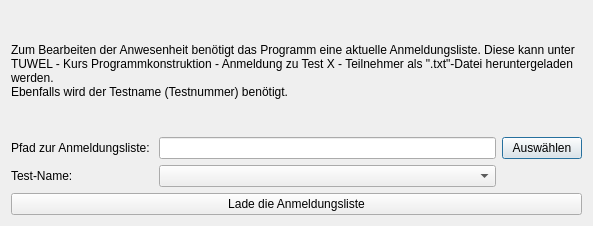
Qt form ui/load_test_dialog.ui (jakobkogler/pk-tool) before a commit.
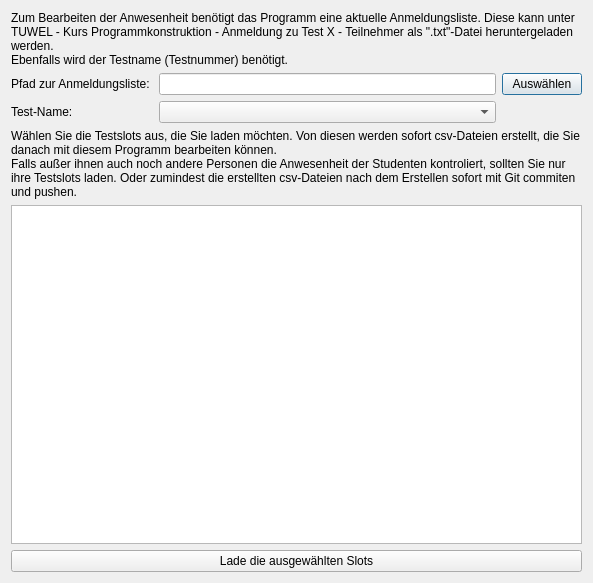
The same form after that commit.

Commit message: Parse test_file, select slots from list

The edit to the form file:
```diff
--- a/ui/load_test_dialog.ui
+++ b/ui/load_test_dialog.ui
@@ -7,13 +7,20 @@
     <x>0</x>
     <y>0</y>
     <width>593</width>
-    <height>226</height>
+    <height>583</height>
    </rect>
   </property>
   <property name="windowTitle">
    <string>Laden der Anmeldungsliste für einen Test</string>
   </property>
   <layout class="QGridLayout" name="gridLayout">
+   <item row="5" column="0" colspan="3">
+    <widget class="QListWidget" name="list_groups">
+     <property name="selectionMode">
+      <enum>QAbstractItemView::MultiSelection</enum>
+     </property>
+    </widget>
+   </item>
    <item row="3" column="1">
     <widget class="QComboBox" name="folder_combobox">
      <property name="layoutDirection">
@@ -45,6 +52,13 @@
      </property>
     </widget>
    </item>
+   <item row="6" column="0" colspan="3">
+    <widget class="QPushButton" name="button_load_test_slots">
+     <property name="text">
+      <string>Lade die ausgewählten Slots</string>
+     </property>
+    </widget>
+   </item>
    <item row="1" column="0" colspan="3">
     <widget class="QLabel" name="label_description">
      <property name="text">
@@ -57,9 +71,13 @@
     </widget>
    </item>
    <item row="4" column="0" colspan="3">
-    <widget class="QPushButton" name="button_load_application_list">
+    <widget class="QLabel" name="label_load_explanation">
      <property name="text">
-      <string>Lade die Anmeldungsliste</string>
+      <string>Wählen Sie die Testslots aus, die Sie laden möchten. Von diesen werden sofort csv-Dateien erstellt, die Sie danach mit diesem Programm bearbeiten können. 
+Falls außer ihnen auch noch andere Personen die Anwesenheit der Studenten kontroliert, sollten Sie nur ihre Testslots laden. Oder zumindest die erstellten csv-Dateien nach dem Erstellen sofort mit Git commiten und pushen. </string>
+     </property>
+     <property name="wordWrap">
+      <bool>true</bool>
      </property>
     </widget>
    </item>
```
The commit also changes 6 other files.
